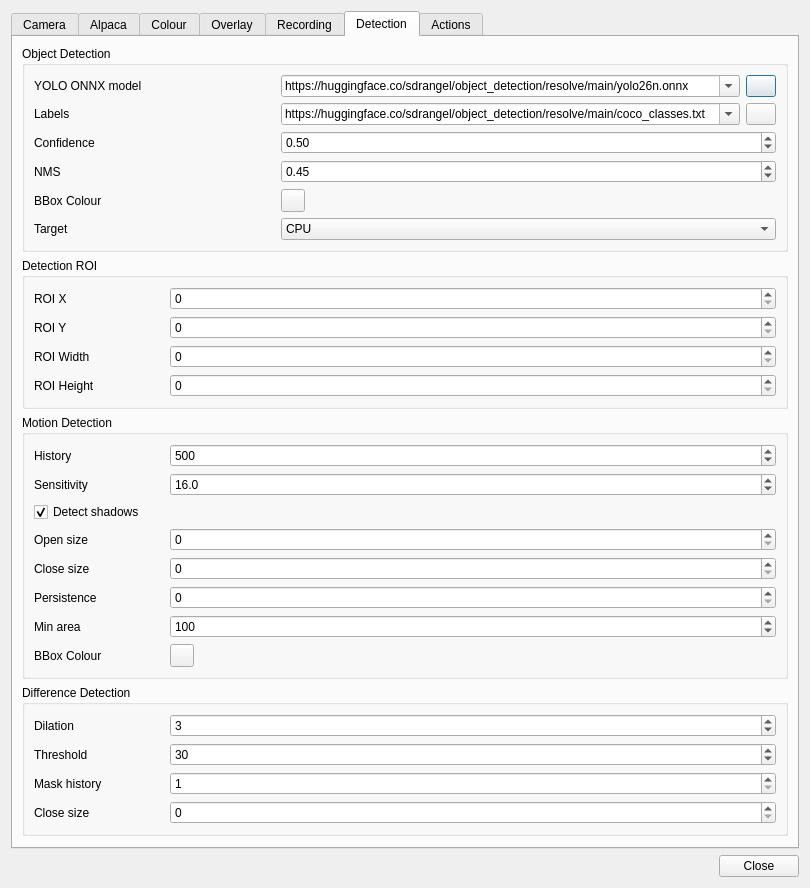
Old version of the form plugins/feature/camera/camerasettingsdialog.ui in the repository srcejon/sdrangel.
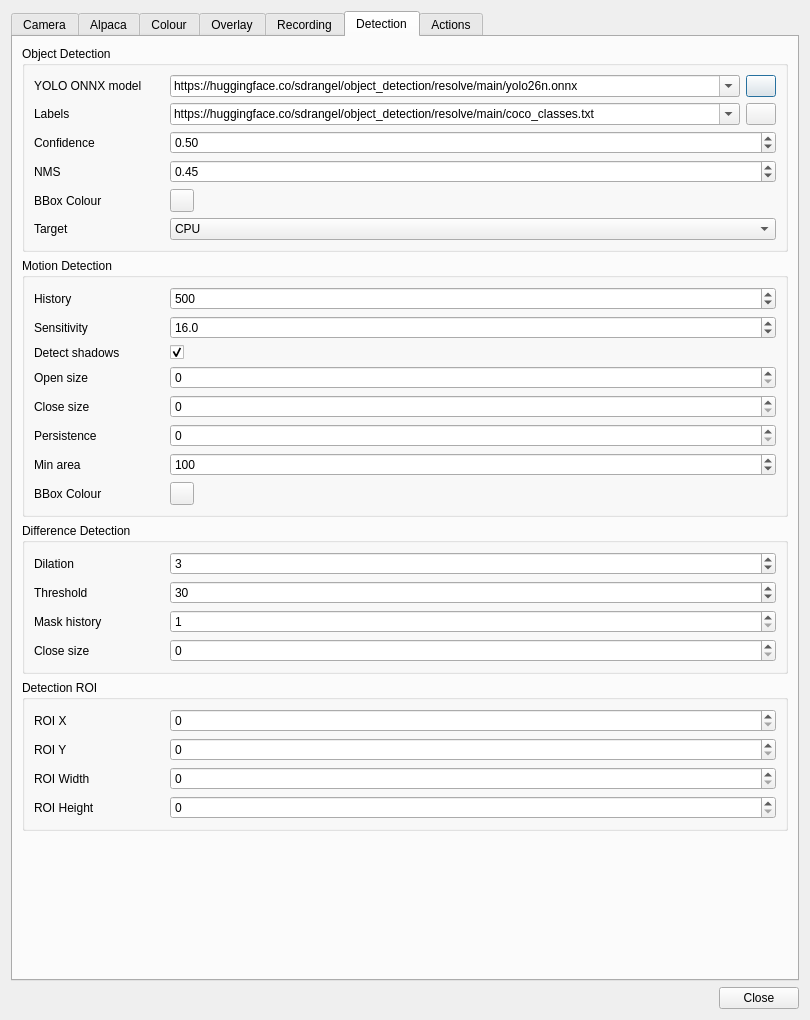
New version of the form. The open tabs and pages were chosen to show the change. Icons and pictures are not drawn.

```diff
--- a/plugins/feature/camera/camerasettingsdialog.ui
+++ b/plugins/feature/camera/camerasettingsdialog.ui
@@ -7,7 +7,7 @@
     <x>0</x>
     <y>0</y>
     <width>810</width>
-    <height>738</height>
+    <height>1020</height>
    </rect>
   </property>
   <property name="windowTitle">
@@ -2173,6 +2173,12 @@
           </item>
           <item row="1" column="1">
            <widget class="QComboBox" name="yoloLabelsPathCombo">
+            <property name="sizePolicy">
+             <sizepolicy hsizetype="Expanding" vsizetype="Fixed">
+              <horstretch>0</horstretch>
+              <verstretch>0</verstretch>
+             </sizepolicy>
+            </property>
             <property name="toolTip">
              <string>Path to plain-text class labels file (one name per line)</string>
             </property>
@@ -2225,6 +2231,12 @@
           </item>
           <item row="0" column="1">
            <widget class="QComboBox" name="yoloModelPathCombo">
+            <property name="sizePolicy">
+             <sizepolicy hsizetype="Expanding" vsizetype="Fixed">
+              <horstretch>0</horstretch>
+              <verstretch>0</verstretch>
+             </sizepolicy>
+            </property>
             <property name="toolTip">
              <string>Path to YOLO ONNX model file</string>
             </property>
@@ -2431,6 +2443,12 @@
           </item>
           <item row="5" column="1" colspan="2">
            <widget class="QComboBox" name="yoloTargetCombo">
+            <property name="sizePolicy">
+             <sizepolicy hsizetype="Expanding" vsizetype="Fixed">
+              <horstretch>0</horstretch>
+              <verstretch>0</verstretch>
+             </sizepolicy>
+            </property>
             <property name="statusTip">
              <string>Target h/w for neural network</string>
             </property>
@@ -2454,119 +2472,6 @@
          </layout>
         </widget>
        </item>
-       <item>
-        <widget class="QGroupBox" name="detectionRoiGroup">
-         <property name="title">
-          <string>Detection ROI</string>
-         </property>
-         <layout class="QFormLayout" name="formLayout_8">
-          <item row="0" column="0">
-           <widget class="QLabel" name="detectionRoiXLabel">
-            <property name="minimumSize">
-             <size>
-              <width>130</width>
-              <height>0</height>
-             </size>
-            </property>
-            <property name="text">
-             <string>ROI X</string>
-            </property>
-           </widget>
-          </item>
-          <item row="0" column="1">
-           <widget class="QSpinBox" name="detectionRoiXSpin">
-            <property name="toolTip">
-             <string>Left edge of the detection region of interest</string>
-            </property>
-            <property name="minimum">
-             <number>0</number>
-            </property>
-            <property name="maximum">
-             <number>4096</number>
-            </property>
-           </widget>
-          </item>
-          <item row="1" column="0">
-           <widget class="QLabel" name="detectionRoiYLabel">
-            <property name="minimumSize">
-             <size>
-              <width>130</width>
-              <height>0</height>
-             </size>
-            </property>
-            <property name="text">
-             <string>ROI Y</string>
-            </property>
-           </widget>
-          </item>
-          <item row="1" column="1">
-           <widget class="QSpinBox" name="detectionRoiYSpin">
-            <property name="toolTip">
-             <string>Top edge of the detection region of interest</string>
-            </property>
-            <property name="minimum">
-             <number>0</number>
-            </property>
-            <property name="maximum">
-             <number>4096</number>
-            </property>
-           </widget>
-          </item>
-          <item row="2" column="0">
-           <widget class="QLabel" name="detectionRoiWidthLabel">
-            <property name="minimumSize">
-             <size>
-              <width>130</width>
-              <height>0</height>
-             </size>
-            </property>
-            <property name="text">
-             <string>ROI Width</string>
-            </property>
-           </widget>
-          </item>
-          <item row="2" column="1">
-           <widget class="QSpinBox" name="detectionRoiWidthSpin">
-            <property name="toolTip">
-             <string>Width of the detection region of interest. 0 uses the full frame width.</string>
-            </property>
-            <property name="minimum">
-             <number>0</number>
-            </property>
-            <property name="maximum">
-             <number>4096</number>
-            </property>
-           </widget>
-          </item>
-          <item row="3" column="0">
-           <widget class="QLabel" name="detectionRoiHeightLabel">
-            <property name="minimumSize">
-             <size>
-              <width>130</width>
-              <height>0</height>
-             </size>
-            </property>
-            <property name="text">
-             <string>ROI Height</string>
-            </property>
-           </widget>
-          </item>
-          <item row="3" column="1">
-           <widget class="QSpinBox" name="detectionRoiHeightSpin">
-            <property name="toolTip">
-             <string>Height of the detection region of interest. 0 uses the full frame height.</string>
-            </property>
-            <property name="minimum">
-             <number>0</number>
-            </property>
-            <property name="maximum">
-             <number>4096</number>
-            </property>
-           </widget>
-          </item>
-         </layout>
-        </widget>
-       </item>
        <item>
         <widget class="QGroupBox" name="motionDetectionGroup">
          <property name="title">
@@ -2637,13 +2542,20 @@
             </property>
            </widget>
           </item>
-          <item row="2" column="0" colspan="2">
+          <item row="2" column="0">
+           <widget class="QLabel" name="motionDetectShadowsLabel">
+            <property name="text">
+             <string>Detect shadows</string>
+            </property>
+           </widget>
+          </item>
+          <item row="2" column="1">
            <widget class="QCheckBox" name="motionDetectShadowsCheck">
             <property name="toolTip">
              <string>Enable MOG2 shadow detection</string>
             </property>
             <property name="text">
-             <string>Detect shadows</string>
+             <string/>
             </property>
             <property name="checked">
              <bool>true</bool>
@@ -2902,6 +2814,119 @@
          </layout>
         </widget>
        </item>
+       <item>
+        <widget class="QGroupBox" name="detectionRoiGroup">
+         <property name="title">
+          <string>Detection ROI</string>
+         </property>
+         <layout class="QFormLayout" name="formLayout_8">
+          <item row="0" column="0">
+           <widget class="QLabel" name="detectionRoiXLabel">
+            <property name="minimumSize">
+             <size>
+              <width>130</width>
+              <height>0</height>
+             </size>
+            </property>
+            <property name="text">
+             <string>ROI X</string>
+            </property>
+           </widget>
+          </item>
+          <item row="0" column="1">
+           <widget class="QSpinBox" name="detectionRoiXSpin">
+            <property name="toolTip">
+             <string>Left edge of the detection region of interest</string>
+            </property>
+            <property name="minimum">
+             <number>0</number>
+            </property>
+            <property name="maximum">
+             <number>4096</number>
+            </property>
+           </widget>
+          </item>
+          <item row="1" column="0">
+           <widget class="QLabel" name="detectionRoiYLabel">
+            <property name="minimumSize">
+             <size>
+              <width>130</width>
+              <height>0</height>
+             </size>
+            </property>
+            <property name="text">
+             <string>ROI Y</string>
+            </property>
+           </widget>
+          </item>
+          <item row="1" column="1">
+           <widget class="QSpinBox" name="detectionRoiYSpin">
+            <property name="toolTip">
+             <string>Top edge of the detection region of interest</string>
+            </property>
+            <property name="minimum">
+             <number>0</number>
+            </property>
+            <property name="maximum">
+             <number>4096</number>
+            </property>
+           </widget>
+          </item>
+          <item row="2" column="0">
+           <widget class="QLabel" name="detectionRoiWidthLabel">
+            <property name="minimumSize">
+             <size>
+              <width>130</width>
+              <height>0</height>
+             </size>
+            </property>
+            <property name="text">
+             <string>ROI Width</string>
+            </property>
+           </widget>
+          </item>
+          <item row="2" column="1">
+           <widget class="QSpinBox" name="detectionRoiWidthSpin">
+            <property name="toolTip">
+             <string>Width of the detection region of interest. 0 uses the full frame width.</string>
+            </property>
+            <property name="minimum">
+             <number>0</number>
+            </property>
+            <property name="maximum">
+             <number>4096</number>
+            </property>
+           </widget>
+          </item>
+          <item row="3" column="0">
+           <widget class="QLabel" name="detectionRoiHeightLabel">
+            <property name="minimumSize">
+             <size>
+              <width>130</width>
+              <height>0</height>
+             </size>
+            </property>
+            <property name="text">
+             <string>ROI Height</string>
+            </property>
+           </widget>
+          </item>
+          <item row="3" column="1">
+           <widget class="QSpinBox" name="detectionRoiHeightSpin">
+            <property name="toolTip">
+             <string>Height of the detection region of interest. 0 uses the full frame height.</string>
+            </property>
+            <property name="minimum">
+             <number>0</number>
+            </property>
+            <property name="maximum">
+             <number>4096</number>
+            </property>
+           </widget>
+          </item>
+         </layout>
+        </widget>
+       </item>
        <item>
         <spacer name="verticalSpacer_3">
          <property name="orientation">
```
Left out of the diff: 12 changed lines with no effect on the pictures.
